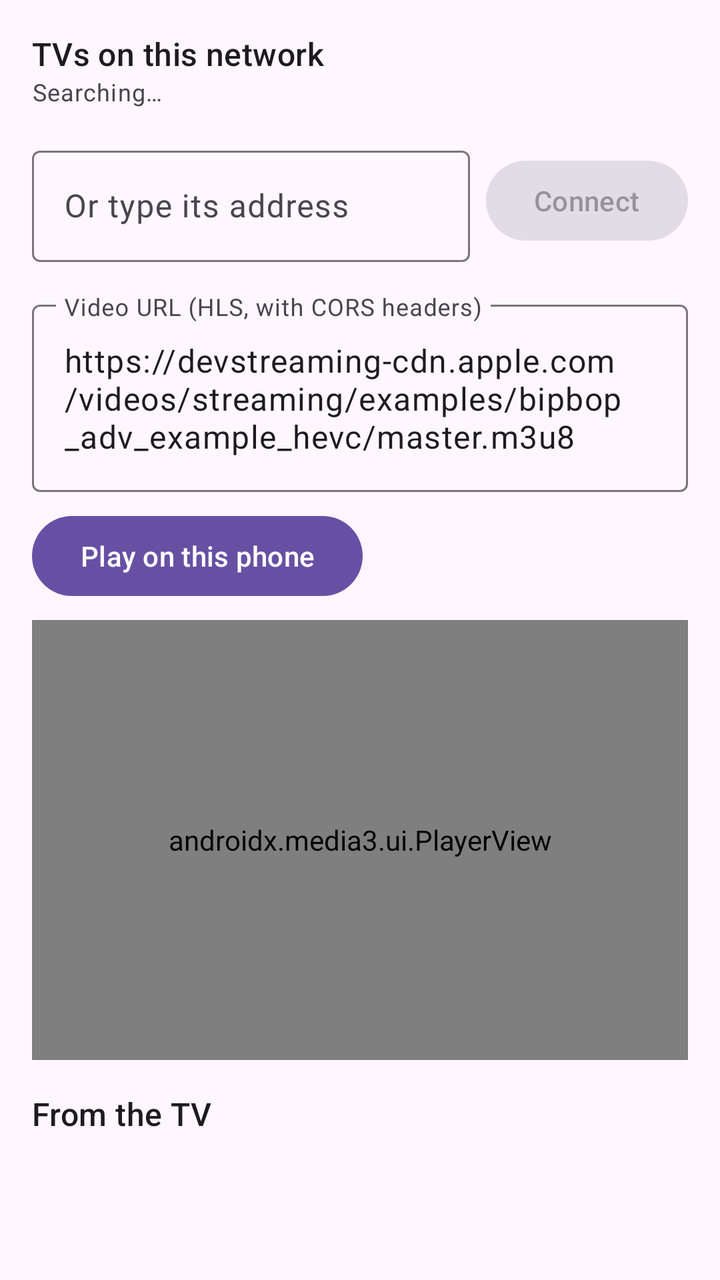
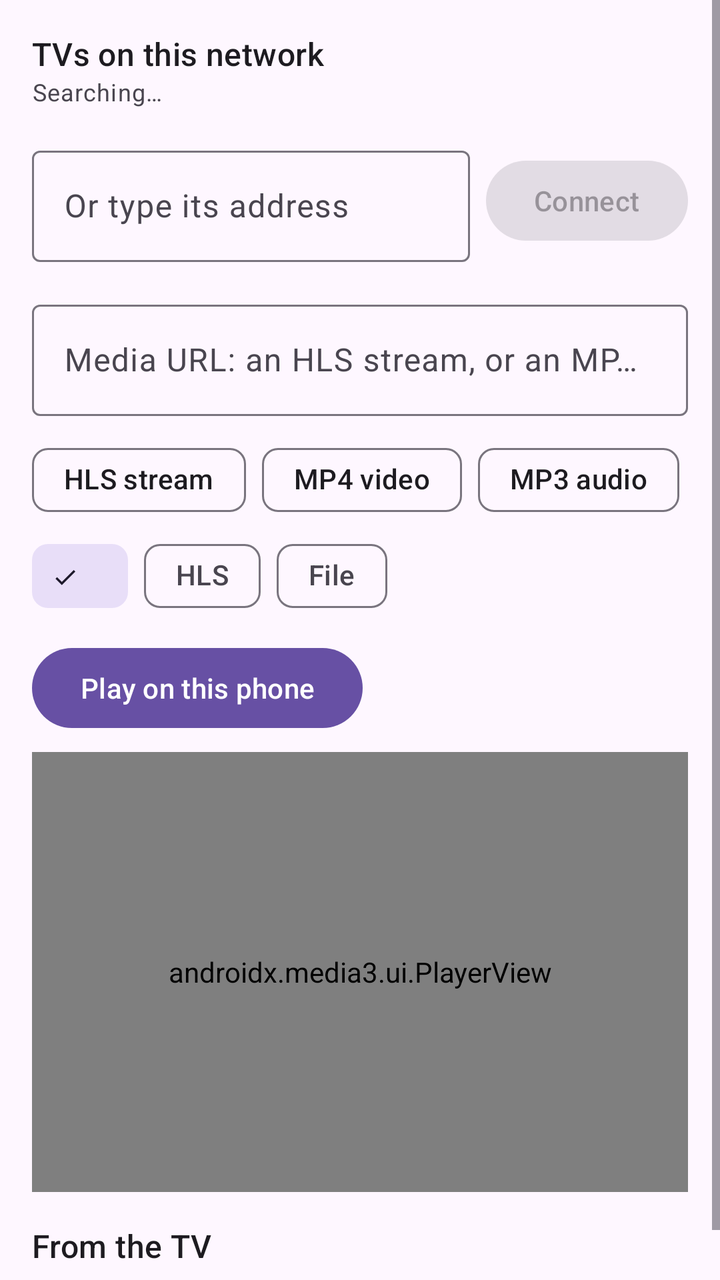

Two renders of the same Android screen: before a commit and after it. Below are the layout's source before the change and the commit's diff.
<!-- AndroidManifest.xml: application theme Theme.Sample -->
<!-- res/layout/activity_main.xml -->
<?xml version="1.0" encoding="utf-8"?>
<ScrollView xmlns:android="http://schemas.android.com/apk/res/android"
    xmlns:app="http://schemas.android.com/apk/res-auto"
    android:layout_width="match_parent"
    android:layout_height="match_parent"
    android:fillViewport="true">

    <LinearLayout
        android:layout_width="match_parent"
        android:layout_height="wrap_content"
        android:orientation="vertical"
        android:padding="16dp">

        <com.google.android.material.card.MaterialCardView
            android:id="@+id/permission_card"
            android:layout_width="match_parent"
            android:layout_height="wrap_content"
            android:layout_marginBottom="16dp"
            android:visibility="gone">

            <LinearLayout
                android:layout_width="match_parent"
                android:layout_height="wrap_content"
                android:orientation="vertical"
                android:padding="16dp">

                <TextView
                    android:layout_width="match_parent"
                    android:layout_height="wrap_content"
                    android:text="@string/no_local_network" />

                <Button
                    android:id="@+id/grant"
                    android:layout_width="wrap_content"
                    android:layout_height="wrap_content"
                    android:layout_marginTop="8dp"
                    android:text="@string/grant" />
            </LinearLayout>
        </com.google.android.material.card.MaterialCardView>

        <TextView
            android:layout_width="match_parent"
            android:layout_height="wrap_content"
            android:text="@string/receivers_title"
            android:textAppearance="?attr/textAppearanceTitleMedium" />

        <LinearLayout
            android:id="@+id/receivers"
            android:layout_width="match_parent"
            android:layout_height="wrap_content"
            android:orientation="vertical" />

        <TextView
            android:id="@+id/discovery"
            android:layout_width="match_parent"
            android:layout_height="wrap_content"
            android:text="@string/searching"
            android:textAppearance="?attr/textAppearanceBodySmall" />

        <LinearLayout
            android:layout_width="match_parent"
            android:layout_height="wrap_content"
            android:layout_marginTop="16dp"
            android:gravity="center_vertical"
            android:orientation="horizontal">

            <com.google.android.material.textfield.TextInputLayout
                android:layout_width="0dp"
                android:layout_height="wrap_content"
                android:layout_weight="1"
                android:hint="@string/by_address_title"
                app:placeholderText="@string/host_hint">

                <com.google.android.material.textfield.TextInputEditText
                    android:id="@+id/host"
                    android:layout_width="match_parent"
                    android:layout_height="wrap_content"
                    android:inputType="textUri"
                    android:maxLines="1" />
            </com.google.android.material.textfield.TextInputLayout>

            <Button
                android:id="@+id/connect"
                android:layout_width="wrap_content"
                android:layout_height="wrap_content"
                android:layout_marginStart="8dp"
                android:enabled="false"
                android:text="@string/connect" />
        </LinearLayout>

        <com.google.android.material.textfield.TextInputLayout
            android:layout_width="match_parent"
            android:layout_height="wrap_content"
            android:layout_marginTop="16dp"
            android:hint="@string/url_title">

            <com.google.android.material.textfield.TextInputEditText
                android:id="@+id/url"
                android:layout_width="match_parent"
                android:layout_height="wrap_content"
                android:inputType="textUri|textMultiLine"
                android:maxLines="3"
                android:text="@string/default_url" />
        </com.google.android.material.textfield.TextInputLayout>

        <Button
            android:id="@+id/play_here"
            android:layout_width="wrap_content"
            android:layout_height="wrap_content"
            android:layout_marginTop="8dp"
            android:text="@string/play_here" />

        
        <androidx.media3.ui.PlayerView
            android:id="@+id/player_view"
            android:layout_width="match_parent"
            android:layout_height="220dp"
            android:layout_marginTop="8dp"
            app:hide_on_touch="false"
            app:show_buffering="never"
            app:show_timeout="0"
            app:use_artwork="false" />

        <TextView
            android:id="@+id/failure"
            android:layout_width="match_parent"
            android:layout_height="wrap_content"
            android:layout_marginTop="16dp"
            android:textColor="?attr/colorError"
            android:visibility="gone" />

        
        <LinearLayout
            android:id="@+id/pair"
            style="?attr/buttonBarStyle"
            android:layout_width="wrap_content"
            android:layout_height="wrap_content"
            android:orientation="horizontal"
            android:visibility="gone">

            <Button
                android:id="@+id/pair_with_pin"
                style="?attr/buttonBarButtonStyle"
                android:layout_width="wrap_content"
                android:layout_height="wrap_content"
                android:text="@string/pair_with_pin" />

            <Button
                android:id="@+id/pair_with_password"
                style="?attr/buttonBarButtonStyle"
                android:layout_width="wrap_content"
                android:layout_height="wrap_content"
                android:text="@string/pair_with_password" />
        </LinearLayout>

        <TextView
            android:id="@+id/status"
            android:layout_width="match_parent"
            android:layout_height="wrap_content"
            android:layout_marginTop="16dp"
            android:textAppearance="?attr/textAppearanceTitleMedium"
            android:visibility="gone" />

        <LinearLayout
            android:id="@+id/casting"
            android:layout_width="match_parent"
            android:layout_height="wrap_content"
            android:orientation="vertical"
            android:visibility="gone">

            <LinearLayout
                style="?attr/buttonBarStyle"
                android:layout_width="match_parent"
                android:layout_height="wrap_content"
                android:layout_marginTop="8dp"
                android:orientation="horizontal">

                <Button
                    android:id="@+id/tracks"
                    style="?attr/buttonBarButtonStyle"
                    android:layout_width="wrap_content"
                    android:layout_height="wrap_content"
                    android:text="@string/renditions" />

                <Button
                    android:id="@+id/info"
                    style="?attr/buttonBarButtonStyle"
                    android:layout_width="wrap_content"
                    android:layout_height="wrap_content"
                    android:text="@string/info" />

                <Button
                    android:id="@+id/disconnect"
                    style="?attr/buttonBarButtonStyle"
                    android:layout_width="wrap_content"
                    android:layout_height="wrap_content"
                    android:text="@string/disconnect" />
            </LinearLayout>
        </LinearLayout>

        <TextView
            android:layout_width="match_parent"
            android:layout_height="wrap_content"
            android:layout_marginTop="16dp"
            android:text="@string/events_title"
            android:textAppearance="?attr/textAppearanceTitleMedium" />

        <TextView
            android:id="@+id/log"
            android:layout_width="match_parent"
            android:layout_height="wrap_content"
            android:fontFamily="monospace"
            android:textAppearance="?attr/textAppearanceBodySmall" />
    </LinearLayout>
</ScrollView>
<!-- resources referenced by this layout -->
<resources>
  <string name="by_address_title">Or type its address</string>
  <string name="connect">Connect</string>
  <string name="default_url" translatable="false">https://devstreaming-cdn.apple.com/videos/streaming/examples/bipbop_adv_example_hevc/master.m3u8</string>
  <string name="disconnect">Disconnect</string>
  <string name="events_title">From the TV</string>
  <string name="grant">Allow</string>
  <string name="host_hint" translatable="false">192.168.1.20</string>
  <string name="info">Info</string>
  <string name="no_local_network">Without the local network permission, the app cannot find or reach a TV.</string>
  <string name="pair_with_password">Pair with a password</string>
  <string name="pair_with_pin">Pair with a PIN</string>
  <string name="play_here">Play on this phone</string>
  <string name="receivers_title">TVs on this network</string>
  <string name="renditions">Tracks</string>
  <string name="searching">Searching…</string>
  <string name="url_title">Video URL (HLS, with CORS headers)</string>
  <style name="Theme.Sample" parent="Theme.Material3.DayNight.NoActionBar" />
</resources>

<!-- the commit's change to res/layout/activity_main.xml (unified diff, before → after) -->
@@ -99,9 +99,65 @@
                 android:layout_width="match_parent"
                 android:layout_height="wrap_content"
                 android:inputType="textUri|textMultiLine"
-                android:maxLines="3"
-                android:text="@string/default_url" />
+                android:maxLines="3" />
         </com.google.android.material.textfield.TextInputLayout>
+
+        <com.google.android.material.chip.ChipGroup
+            android:layout_width="match_parent"
+            android:layout_height="wrap_content"
+            android:layout_marginTop="8dp">
+
+            <com.google.android.material.chip.Chip
+                android:id="@+id/sample_stream"
+                style="@style/Widget.Material3.Chip.Assist"
+                android:layout_width="wrap_content"
+                android:layout_height="wrap_content"
+                android:text="@string/sample_stream" />
+
+            <com.google.android.material.chip.Chip
+                android:id="@+id/sample_video"
+                style="@style/Widget.Material3.Chip.Assist"
+                android:layout_width="wrap_content"
+                android:layout_height="wrap_content"
+                android:text="@string/sample_video" />
+
+            <com.google.android.material.chip.Chip
+                android:id="@+id/sample_audio"
+                style="@style/Widget.Material3.Chip.Assist"
+                android:layout_width="wrap_content"
+                android:layout_height="wrap_content"
+                android:text="@string/sample_audio" />
+        </com.google.android.material.chip.ChipGroup>
+
+        
+        <com.google.android.material.chip.ChipGroup
+            android:id="@+id/formats"
+            android:layout_width="match_parent"
+            android:layout_height="wrap_content"
+            app:selectionRequired="true"
+            app:singleSelection="true">
+
+            <com.google.android.material.chip.Chip
+                android:id="@+id/format_auto"
+                style="@style/Widget.Material3.Chip.Filter"
+                android:layout_width="wrap_content"
+                android:layout_height="wrap_content"
+                android:checked="true" />
+
+            <com.google.android.material.chip.Chip
+                android:id="@+id/format_hls"
+                style="@style/Widget.Material3.Chip.Filter"
+                android:layout_width="wrap_content"
+                android:layout_height="wrap_content"
+                android:text="@string/format_hls" />
+
+            <com.google.android.material.chip.Chip
+                android:id="@+id/format_file"
+                style="@style/Widget.Material3.Chip.Filter"
+                android:layout_width="wrap_content"
+                android:layout_height="wrap_content"
+                android:text="@string/format_file" />
+        </com.google.android.material.chip.ChipGroup>
 
         <Button
             android:id="@+id/play_here"
<!-- resource entries referenced after the edit -->
@@ -2,9 +2,10 @@
 <resources>
   <string name="by_address_title">Or type its address</string>
   <string name="connect">Connect</string>
-  <string name="default_url" translatable="false">https://devstreaming-cdn.apple.com/videos/streaming/examples/bipbop_adv_example_hevc/master.m3u8</string>
   <string name="disconnect">Disconnect</string>
   <string name="events_title">From the TV</string>
+  <string name="format_file">File</string>
+  <string name="format_hls">HLS</string>
   <string name="grant">Allow</string>
   <string name="host_hint" translatable="false">192.168.1.20</string>
   <string name="info">Info</string>
@@ -14,8 +15,11 @@
   <string name="play_here">Play on this phone</string>
   <string name="receivers_title">TVs on this network</string>
   <string name="renditions">Tracks</string>
+  <string name="sample_audio">MP3 audio</string>
+  <string name="sample_stream">HLS stream</string>
+  <string name="sample_video">MP4 video</string>
   <string name="searching">Searching…</string>
-  <string name="url_title">Video URL (HLS, with CORS headers)</string>
+  <string name="url_title">Media URL: an HLS stream, or an MP4 or audio file</string>
   <style name="Theme.Sample" parent="Theme.Material3.DayNight.NoActionBar" />
 </resources>
 
